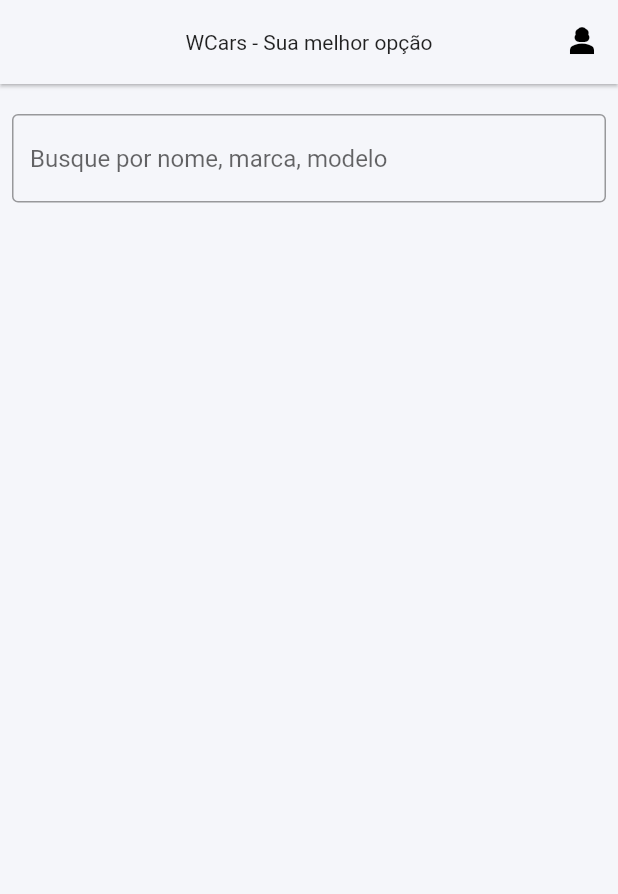
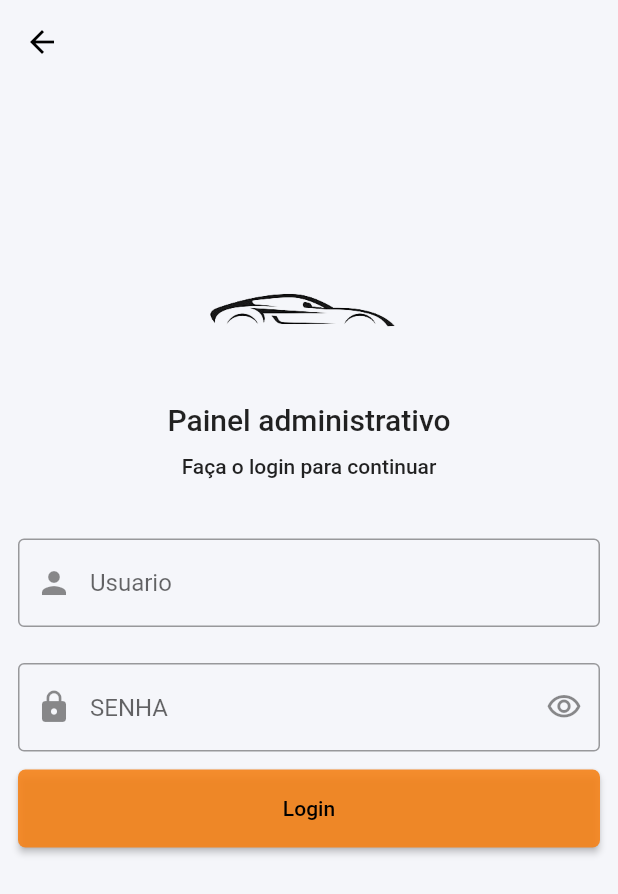
Before and after one commit to wsosilver/wcars-app, a Flutter app: the screen it shows after launch, after a tap on the "person 3" icon, on a phone screen of 412 x 824 dp. Shown: the top 894 px of the screen. Run offline on Flutter 3.47's test engine with Material 2 defaults, Android fonts, the phone set to English and light mode, and no system bars; our stand-ins replace dio, flutter_mobx, flutter_modular, flutter_screenutil, get_it, injectable and 3 more; generated files the repository leaves out were written again; network calls fail.

Commit message:
tela de login

```diff
--- a/lib/app/app_module.dart
+++ b/lib/app/app_module.dart
@@ -1,5 +1,6 @@
 import 'package:flutter_modular/flutter_modular.dart';
 import 'package:wcars/app/constants/route_name.dart';
+import 'package:wcars/app/modules/usuario/usuario_module.dart';
 import 'package:wcars/app/modules/vitrine/vitrine_module.dart';
 import 'modules/splash/splash_module.dart';
 
@@ -11,5 +12,6 @@ class AppModule extends Module {
   List<ModularRoute> get routes => [
         ModuleRoute(RouteName.splash, module: SplashModule()),
         ModuleRoute(RouteName.vitrine, module: VitrineModule()),
+        ModuleRoute(RouteName.login, module: UsuarioModule()),
       ];
 }
--- a/lib/app/constants/route_name.dart
+++ b/lib/app/constants/route_name.dart
@@ -1,4 +1,5 @@
 class RouteName {
   static const String splash = '/';
   static const String vitrine = '/vitrine';
+  static const String login = '/login';
 }
--- /dev/null
+++ b/lib/app/modules/usuario/login_page.dart
@@ -0,0 +1,137 @@
+import 'package:flutter/material.dart';
+import 'package:flutter_mobx/flutter_mobx.dart';
+import 'package:wcars/app/modules/usuario/usuario_controller.dart';
+import 'package:wcars/app/styles/app_images.dart';
+import 'package:wcars/app/utils/ui_helper.dart';
+
+import '../../../domain/utils/status.dart';
+import '../../utils/validators.dart';
+import '../../widgets/buttons/elevated_button_widget.dart';
+
+class LoginPage extends StatefulWidget {
+  const LoginPage({Key? key}) : super(key: key);
+
+  @override
+  State<LoginPage> createState() => LoginPageState();
+}
+
+class LoginPageState extends State<LoginPage> {
+  TextEditingController usuarioController = TextEditingController();
+  TextEditingController senhaController = TextEditingController();
+  final GlobalKey<FormState> _formKey = GlobalKey<FormState>();
+  bool hidePass = true;
+  final controller = UsuarioController();
+
+  login() async {
+    final statusLogin =
+        await controller.login(usuarioController.text, senhaController.text);
+    if (statusLogin.status == Status.failed) {
+      UIHelper.showInSnackBar('Login ou senha incorreta', context);
+    } else if (statusLogin.status == Status.success) {
+      Navigator.pop(context);
+    }
+  }
+
+  @override
+  Widget build(BuildContext context) {
+    Size size = MediaQuery.of(context).size;
+
+    return Scaffold(
+        appBar: AppBar(
+          elevation: 0,
+        ),
+        body: Padding(
+          padding: const EdgeInsets.only(top: 80),
+          child: SingleChildScrollView(
+            child: Container(
+              padding: EdgeInsets.all(12),
+              child: Column(
+                mainAxisAlignment: MainAxisAlignment.center,
+                children: [
+                  SizedBox(
+                      height: 120,
+                      width: 160,
+                      child: Image.asset(
+                        AppImages.wcars,
+                        fit: BoxFit.cover,
+                      )),
+                  Text(
+                    'Painel administrativo',
+                    style: Theme.of(context).textTheme.titleLarge!,
+                  ),
+                  SizedBox(
+                    height: 12,
+                  ),
+                  Text(
+                    'Faça o login para continuar',
+                    style: Theme.of(context).textTheme.bodyLarge!,
+                  ),
+                  SizedBox(
+                    height: 40,
+                  ),
+                  Form(
+                    key: _formKey,
+                    child: Column(
+                      children: [
+                        TextFormField(
+                          controller: usuarioController,
+                          validator: (value) => Validators.empty(value!),
+                          keyboardType: TextInputType.text,
+                          decoration: const InputDecoration(
+                            prefixIcon: Icon(Icons.person),
+                            border: OutlineInputBorder(),
+                            hintText: 'Usuario',
+                          ),
+                        ),
+                        const SizedBox(
+                          height: 24,
+                        ),
+                        Column(
+                          children: [
+                            TextFormField(
+                              controller: senhaController,
+                              validator: (value) => Validators.password(value!),
+                              obscureText: hidePass,
+                              decoration: InputDecoration(
+                                border: const OutlineInputBorder(),
+                                hintText: 'SENHA',
+                                prefixIcon: const Icon(Icons.lock),
+                                suffixIcon: IconButton(
+                                  icon: hidePass
+                                      ? const Icon(
+                                          Icons.visibility_outlined,
+                                        )
+                                      : Icon(Icons.visibility_off_outlined),
+                                  onPressed: () {
+                                    setState(() {
+                                      hidePass = !hidePass;
+                                    });
+                                  },
+                                ),
+                              ),
+                            ),
+                          ],
+                        ),
+                        SizedBox(
+                          height: 12,
+                        ),
+                        Observer(builder: (_) {
+                          return ElevatedButtonWidget(
+                            text: 'Login',
+                            loading:
+                                controller.statusLogin.status == Status.loading,
+                            onPressed: () => {
+                              if (_formKey.currentState!.validate()) {login()}
+                            },
+                          );
+                        }),
+                      ],
+                    ),
+                  ),
+                ],
+              ),
+            ),
+          ),
+        ));
+  }
+}
--- /dev/null
+++ b/lib/app/modules/usuario/usuario_controller.dart
@@ -0,0 +1,33 @@
+import 'package:mobx/mobx.dart';
+import 'package:flutter_modular/flutter_modular.dart';
+import 'package:wcars/domain/entities/carro/carro_entity.dart';
+import 'package:wcars/domain/entities/user/auth_entity.dart';
+
+import '../../../../di/di.dart';
+
+import '../../../../domain/utils/status.dart';
+import '../../../domain/usecases/auth/login.use_case.dart';
+import '../../../domain/utils/resource_data.dart';
+
+part 'usuario_controller.g.dart';
+
+@Injectable()
+class UsuarioController = UsuarioControllerBase with _$UsuarioController;
+
+abstract class UsuarioControllerBase with Store {
+  final _login = getIt.get<LoginUseCase>();
+
+  @observable
+  ResourceData<AuthEntity> statusLogin =
+      const ResourceData(status: Status.initial);
+
+  @observable
+  List<CarroEntity> listCarrosAux = [];
+
+  @action
+  Future<ResourceData<AuthEntity>> login(String usuario, String senha) async {
+    statusLogin = const ResourceData(status: Status.loading);
+    statusLogin = await _login({"usuario": usuario, "senha": senha});
+    return statusLogin;
+  }
+}
--- a/lib/app/modules/vitrine/vitrine_page.dart
+++ b/lib/app/modules/vitrine/vitrine_page.dart
@@ -1,4 +1,5 @@
 import 'package:flutter/material.dart';
+import 'package:wcars/app/constants/route_name.dart';
 import 'package:wcars/app/modules/vitrine/vitrine_controller.dart';
 import 'package:flutter_mobx/flutter_mobx.dart';
 import 'package:wcars/app/styles/app_images.dart';
@@ -29,7 +30,9 @@ class VitrinePageState extends State<VitrinePage> {
     return Scaffold(
         appBar: AppBar(
           actions: [
-            IconButton(onPressed: () => print(''), icon: Icon(Icons.person_3))
+            IconButton(
+                onPressed: () => Navigator.pushNamed(context, RouteName.login),
+                icon: Icon(Icons.person_3))
           ],
           title: Text(
             'WCars - Sua melhor opção',
--- a/lib/app/styles/app_images.dart
+++ b/lib/app/styles/app_images.dart
@@ -1,4 +1,5 @@
 class AppImages {
   static String get icon => "assets/icons/icon.png";
   static String get carro => "assets/images/carro.jpg";
+  static String get wcars => "assets/icons/wcars.png";
 }
--- a/lib/data/data_source/auth/auth_remote_data_source.dart
+++ b/lib/data/data_source/auth/auth_remote_data_source.dart
@@ -15,12 +15,12 @@ class AuthRemoteDataSource {
 
   Future<ResourceData<AuthEntity>> login(dynamic credential) async {
     try {
-      final doc = credential['username'].replaceAll(RegExp(r'[^\w\s]+'), '');
-      final pass = credential['password'];
+      final usuario = credential['usuario'];
+      final senha = credential['senha'];
 
       final result = await _dio.post('/auth/login', data: {
-        'username': doc,
-        'password': pass,
+        'login': usuario,
+        'pass': senha,
       });
 
       return ResourceData(
--- a/lib/di/dio_config.dart
+++ b/lib/di/dio_config.dart
@@ -10,13 +10,11 @@ import 'package:wcars/domain/usecases/carro/get_list_carros.use_case.dart';
 
 import '../data/data_source/auth/auth_local_data_source.dart';
 import '../data/data_source/auth/auth_remote_data_source.dart';
-import '../data/data_source/user/user_remote_data_source.dart';
 import '../data/remote/custom_dio.dart';
 import '../data/remote/interceptors/auth_interceptor.dart';
+import '../data/repositories/auth/auth_repository_impl.dart';
 import '../data/repositories/carro/carro_repository_impl.dart';
-import '../data/repositories/user/user_repository_impl.dart';
-import '../domain/repositories/user/user_repository.dart';
-import '../domain/usecases/user/login.use_case.dart';
+import '../domain/usecases/auth/login.use_case.dart';
 
 Future<GetIt> initGetIt(GetIt get) async {
   WidgetsFlutterBinding.ensureInitialized();
@@ -25,14 +23,13 @@ Future<GetIt> initGetIt(GetIt get) async {
 
   // Auth
   gh.factory<AuthInterceptor>(() => AuthInterceptor(get<Dio>()));
+
   gh.factory<AuthRemoteDataSource>(
       () => AuthRemoteDataSource(get<CustomDio>()));
   gh.factory<AuthLocalDataSource>(
       () => AuthLocalDataSource(get<SharedPreferencesManager>()));
 
   // User
-  gh.factory<UserRemoteDataSource>(
-      () => UserRemoteDataSource(get<CustomDio>()));
   gh.factory<LoginUseCase>(() => LoginUseCase(get<AuthRepository>()));
 
   // Carros
@@ -45,9 +42,10 @@ Future<GetIt> initGetIt(GetIt get) async {
   gh.singleton<SharedPreferencesManager>(SharedPreferencesManager());
   gh.singleton<CustomDio>(CustomDio(get<Dio>(), get<AuthInterceptor>()));
 
-  gh.singleton<UserRepository>(UserRepositoryImpl(get<UserRemoteDataSource>()));
   gh.singleton<CarroRepository>(
       CarroRepositoryImpl(get<CarroRemoteDataSource>()));
+  gh.singleton<AuthRepository>(AuthRepositoryImpl(
+      get<AuthLocalDataSource>(), get<AuthRemoteDataSource>()));
 
   return get;
 }
--- a/lib/domain/entities/user/auth_entity.dart
+++ b/lib/domain/entities/user/auth_entity.dart
@@ -1,19 +1,15 @@
 import 'package:flutter/foundation.dart';
-import 'package:wcars/domain/entities/user/user_entity.dart';
 
 @immutable
 class AuthEntity {
   final String? token;
-  final UsuarioEntity? user;
   const AuthEntity({
     required this.token,
-    required this.user,
   });
 
   factory AuthEntity.fromMap(Map<String, dynamic> map) {
     return AuthEntity(
       token: map['access_token'],
-      user: UsuarioEntity.fromMap(map['user']),
     );
   }
 }
```
Also changed, not shown: lib/app/modules/usuario/usuario_module.dart (added, +12 -0 lines), lib/data/data_source/user/user_remote_data_source.dart (deleted, +0 -26 lines), lib/data/repositories/user/user_repository_impl.dart (deleted, +0 -15 lines), lib/domain/repositories/user/user_repository.dart (deleted, +0 -14 lines), lib/domain/usecases/auth/login.use_case.dart (added, +18 -0 lines), assets/icons/wcars.png (added).
